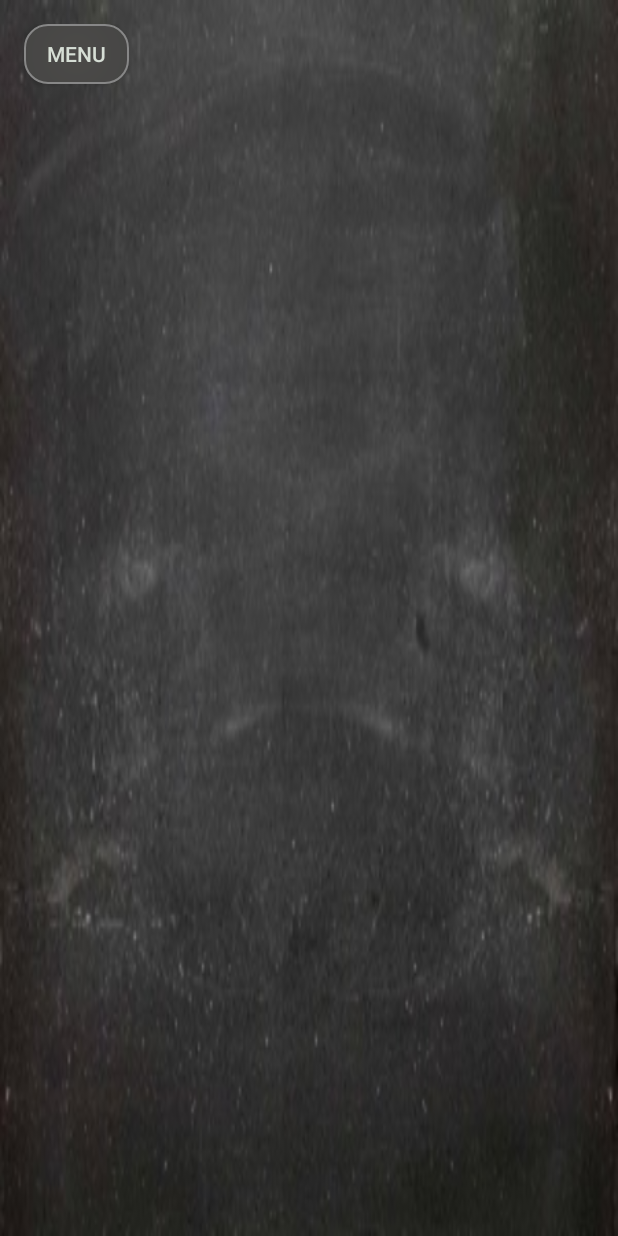
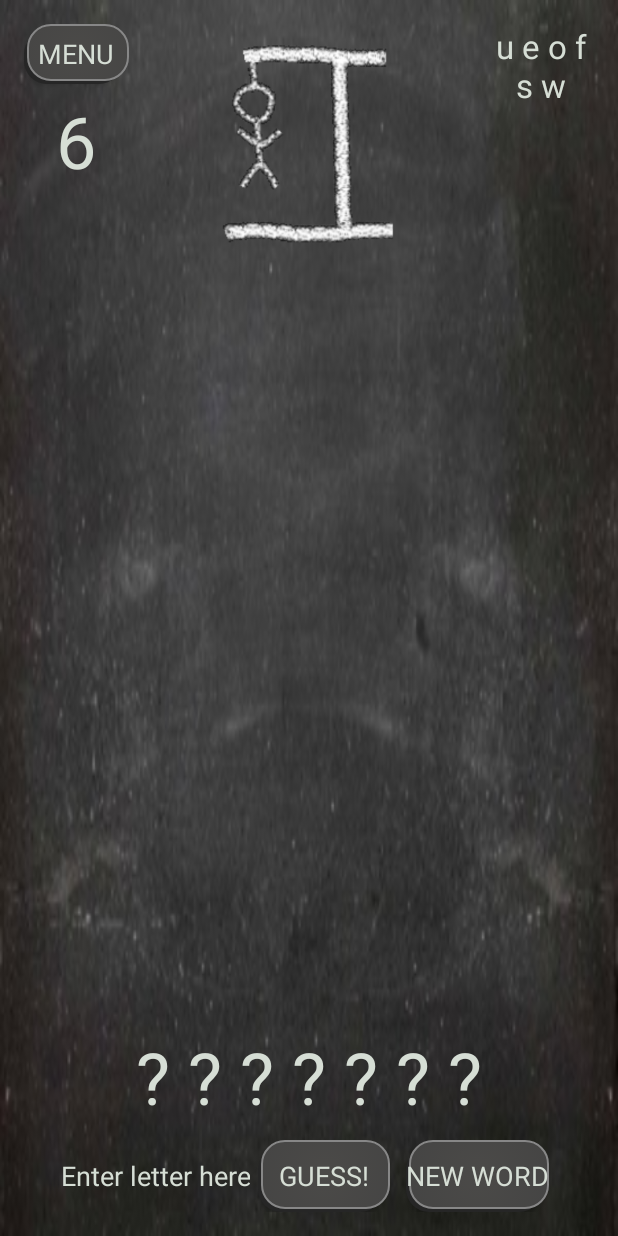
Before and after one commit to Victordh/EvilHangman, an Android app: the GameplayActivity screen opened directly, with no data from a screen before it, on a phone screen of 412 x 824 dp. Run offline under Robolectric (Android 15) with nearby library versions, the phone set to English and light mode, and no system bars; Roboto replaces fonts that are not available here; 3 statements that could not run were skipped.

Commit message:
added gameplay layout, crayon theme

```diff
--- a/app/src/main/AndroidManifest.xml
+++ b/app/src/main/AndroidManifest.xml
@@ -15,7 +15,8 @@
                 <category android:name="android.intent.category.LAUNCHER" />
             </intent-filter>
         </activity>
-        <activity android:name=".GameplayActivity" >
+        <activity android:name=".GameplayActivity"
+            android:windowSoftInputMode="stateHidden|adjustResize">
         </activity>
         <activity android:name=".InstructionsActivity" >
         </activity>
--- a/app/src/main/java/com/example/bubbles/evilhangman/MenuActivity.java
+++ b/app/src/main/java/com/example/bubbles/evilhangman/MenuActivity.java
@@ -4,16 +4,24 @@ import android.app.Activity;
 import android.content.Intent;
 import android.os.Bundle;
 import android.view.View;
+import com.example.bubbles.evilhangman.Views.*;
 
 public class MenuActivity extends Activity {
+
+    CrayonTextView menu_title;
 
     @Override
     protected void onCreate(Bundle savedInstanceState) {
         super.onCreate(savedInstanceState);
         setContentView(R.layout.activity_menu);
+        initialise_elements();
     }
 
-    public void new_game_button_click(View view) {
+    private void initialise_elements() {
+        menu_title = (CrayonTextView) findViewById(R.id.menu_title);
+    }
+
+    public void play_button_click(View view) {
         Intent intent = new Intent(MenuActivity.this, GameplayActivity.class);
         startActivity(intent);
     }
--- /dev/null
+++ b/app/src/main/java/com/example/bubbles/evilhangman/Views/CrayonButton.java
@@ -0,0 +1,33 @@
+package com.example.bubbles.evilhangman.Views;
+
+import android.content.Context;
+import android.graphics.Typeface;
+import android.util.AttributeSet;
+import android.widget.Button;
+
+public class CrayonButton extends Button {
+    private final static int ROBOTO = 0;
+    private final static int ROBOTO_CONDENSED = 1;
+
+    public CrayonButton(Context context) {
+        super(context);
+        init();
+    }
+
+    public CrayonButton(Context context, AttributeSet attrs) {
+        super(context, attrs);
+        init();
+    }
+
+    public CrayonButton(Context context, AttributeSet attrs, int defStyle) {
+        super(context, attrs, defStyle);
+        init();
+    }
+
+    private void init() {
+        if (!isInEditMode()) {
+            Typeface tf = Typeface.createFromAsset(getContext().getAssets(), "dk_crayon_crumble.ttf");
+            setTypeface(tf);
+        }
+    }
+}
--- /dev/null
+++ b/app/src/main/java/com/example/bubbles/evilhangman/Views/CrayonEditText.java
@@ -0,0 +1,33 @@
+package com.example.bubbles.evilhangman.Views;
+
+import android.content.Context;
+import android.graphics.Typeface;
+import android.util.AttributeSet;
+import android.widget.EditText;
+
+public class CrayonEditText extends EditText {
+    private final static int ROBOTO = 0;
+    private final static int ROBOTO_CONDENSED = 1;
+
+    public CrayonEditText(Context context) {
+        super(context);
+        init();
+    }
+
+    public CrayonEditText(Context context, AttributeSet attrs) {
+        super(context, attrs);
+        init();
+    }
+
+    public CrayonEditText(Context context, AttributeSet attrs, int defStyle) {
+        super(context, attrs, defStyle);
+        init();
+    }
+
+    private void init() {
+        if (!isInEditMode()) {
+            Typeface tf = Typeface.createFromAsset(getContext().getAssets(), "dk_crayon_crumble.ttf");
+            setTypeface(tf);
+        }
+    }
+}
--- /dev/null
+++ b/app/src/main/java/com/example/bubbles/evilhangman/Views/CrayonTextView.java
@@ -0,0 +1,31 @@
+package com.example.bubbles.evilhangman.Views;
+
+import android.content.Context;
+import android.graphics.Typeface;
+import android.util.AttributeSet;
+import android.widget.TextView;
+
+public class CrayonTextView extends TextView {
+
+    public CrayonTextView(Context context, AttributeSet attrs, int defStyle) {
+        super(context, attrs, defStyle);
+        init();
+    }
+
+    public CrayonTextView(Context context, AttributeSet attrs) {
+        super(context, attrs);
+        init();
+    }
+
+    public CrayonTextView(Context context) {
+        super(context);
+        init();
+    }
+
+    private void init() {
+        if (!isInEditMode()) {
+            Typeface tf = Typeface.createFromAsset(getContext().getAssets(), "dk_crayon_crumble.ttf");
+            setTypeface(tf);
+        }
+    }
+}
--- a/app/src/main/res/drawable/button_shape.xml
+++ b/app/src/main/res/drawable/button_shape.xml
@@ -1,7 +1,17 @@
 <?xml version="1.0" encoding="utf-8"?>
-<shape
-    xmlns:android="http://schemas.android.com/apk/res/android"
-    android:shape="rectangle" >
+<selector xmlns:android="http://schemas.android.com/apk/res/android">
+    <item>
+        <layer-list>
+            <item android:right="5dp" android:top="5dp">
+                <shape android:shape="rectangle" >
+                    <corners
+                        android:radius="15dp"
+                    />
+                    <solid android:color="#262626" />
+                </shape>
+            </item>
+            <item android:bottom="2dp" android:left="2dp">
+                <shape>
                     <corners
                         android:radius="15dp"
                     />
@@ -19,3 +29,7 @@
                         android:color="#878787"
                     />
                 </shape>
+            </item>
+        </layer-list>
+    </item>
+</selector>
--- a/app/src/main/res/layout-land/activity_gameplay.xml
+++ b/app/src/main/res/layout-land/activity_gameplay.xml
@@ -10,11 +10,94 @@
     android:paddingBottom="@dimen/activity_vertical_margin"
     tools:context="com.example.bubbles.evilhangman.GameplayActivity">
 
-    <Button
-        style="@style/back_button"
-        android:id="@+id/back_to_menu_button"
-        android:text="@string/back_to_menu_button"
-        android:onClick="back_to_menu_button_click"
-    />
+    <RelativeLayout
+        android:layout_width="match_parent"
+        android:layout_height="wrap_content">
 
+        <LinearLayout
+            android:layout_width="wrap_content"
+            android:layout_height="wrap_content"
+            android:orientation="vertical">
+
+            <com.example.bubbles.evilhangman.Views.CrayonButton
+                style="@style/back_button"
+                android:id="@+id/back_to_menu_button"
+                android:text="@string/back_to_menu_button"
+                android:onClick="back_to_menu_button_click"
+            />
+
+            <com.example.bubbles.evilhangman.Views.CrayonTextView
+                style="@style/standard_textview"
+                android:id="@+id/guesses_left"
+                android:textSize="48sp"
+                android:text="@string/guesses_left"
+                android:layout_below="@id/back_to_menu_button"
+                android:layout_marginTop="5dp"
+                android:layout_width="match_parent"
+                android:textAlignment="center"
+            />
+        </LinearLayout>
+        <com.example.bubbles.evilhangman.Views.CrayonTextView
+            style="@style/standard_textview"
+            android:id="@+id/letters_tried"
+            android:textSize="22sp"
+            android:text="@string/letters_tried"
+            android:textAlignment="center"
+            android:layout_width="70dp"
+            android:layout_alignParentRight="true"
+        />
+    </RelativeLayout>
+    <LinearLayout
+        android:layout_width="match_parent"
+        android:layout_height="wrap_content"
+        android:layout_alignParentBottom="true"
+        android:orientation="vertical">
+
+        <com.example.bubbles.evilhangman.Views.CrayonTextView
+            android:id="@+id/the_word"
+            android:text="@string/letter_placeholders"
+            android:textSize="40sp"
+            android:textColor="#D6DED5"
+            android:layout_width="wrap_content"
+            android:layout_height="wrap_content"
+            android:layout_gravity="center"
+            android:layout_marginBottom="2dp"
+        />
+
+        <LinearLayout
+            android:layout_width="match_parent"
+            android:layout_height="wrap_content"
+            android:gravity="center_horizontal"
+            android:orientation="horizontal">
+
+            <com.example.bubbles.evilhangman.Views.CrayonEditText
+                android:id="@+id/letter_input"
+                android:hint="@string/letter_input_hint"
+                android:textColorHint="#D6DED5"
+                android:textColor="#D6DED5"
+                android:textAlignment="center"
+                android:maxLength="1"
+                android:inputType="textNoSuggestions"
+                android:imeOptions="flagNoExtractUi"
+                android:background="@android:color/transparent"
+                android:cursorVisible="false"
+                android:layout_height="wrap_content"
+                android:layout_width="wrap_content"
+            />
+
+            <com.example.bubbles.evilhangman.Views.CrayonButton
+                style="@style/game_button"
+                android:id="@+id/guess_button"
+                android:text="@string/guess_button"
+                android:onClick="guess_button_click"
+            />
+
+            <com.example.bubbles.evilhangman.Views.CrayonButton
+                style="@style/game_button"
+                android:id="@+id/new_word_button"
+                android:text="@string/new_word_button"
+                android:onClick="new_word_button_click"
+            />
+        </LinearLayout>
+    </LinearLayout>
 </RelativeLayout>
--- a/app/src/main/res/layout-land/activity_menu.xml
+++ b/app/src/main/res/layout-land/activity_menu.xml
@@ -10,31 +10,31 @@
     android:paddingBottom="@dimen/activity_vertical_margin"
     tools:context=".MenuActivity">
 
-    <TextView
+    <com.example.bubbles.evilhangman.Views.CrayonTextView
         style="@style/title"
         android:id="@+id/menu_title"
         android:text="@string/menu_evil_title"
     />
 
-    <Button
+    <com.example.bubbles.evilhangman.Views.CrayonButton
         style="@style/menu_button"
-        android:id="@+id/new_game_button"
-        android:text="@string/new_game_button"
+        android:id="@+id/play_button"
+        android:text="@string/play_button"
         android:layout_below="@id/menu_title"
-        android:layout_marginTop="15dp"
-        android:onClick="new_game_button_click"
+        android:layout_marginTop="10dp"
+        android:onClick="play_button_click"
     />
 
-    <Button
+    <com.example.bubbles.evilhangman.Views.CrayonButton
         style="@style/menu_button"
         android:id="@+id/instructions_button"
         android:text="@string/instructions_button"
-        android:layout_below="@id/new_game_button"
+        android:layout_below="@id/play_button"
         android:layout_marginTop="5dp"
         android:onClick="instructions_button_click"
     />
 
-    <Button
+    <com.example.bubbles.evilhangman.Views.CrayonButton
         style="@style/menu_button"
         android:id="@+id/high_scores_button"
         android:text="@string/high_scores_button"
@@ -43,7 +43,7 @@
         android:onClick="high_scores_button_click"
     />
 
-    <Button
+    <com.example.bubbles.evilhangman.Views.CrayonButton
         style="@style/menu_button"
         android:id="@+id/settings_button"
         android:text="@string/settings_button"
--- a/app/src/main/res/layout/activity_gameplay.xml
+++ b/app/src/main/res/layout/activity_gameplay.xml
@@ -10,11 +10,103 @@
     android:paddingBottom="@dimen/activity_vertical_margin"
     tools:context="com.example.bubbles.evilhangman.GameplayActivity">
 
-    <Button
-        style="@style/back_button"
-        android:id="@+id/back_to_menu_button"
-        android:text="@string/back_to_menu_button"
-        android:onClick="back_to_menu_button_click"
-    />
+    <RelativeLayout
+        android:layout_width="match_parent"
+        android:layout_height="wrap_content">
 
+        <LinearLayout
+            android:layout_width="wrap_content"
+            android:layout_height="wrap_content"
+            android:orientation="vertical">
+
+            <com.example.bubbles.evilhangman.Views.CrayonButton
+                style="@style/back_button"
+                android:id="@+id/back_to_menu_button"
+                android:text="@string/back_to_menu_button"
+                android:onClick="back_to_menu_button_click"
+                />
+
+            <com.example.bubbles.evilhangman.Views.CrayonTextView
+                style="@style/standard_textview"
+                android:id="@+id/guesses_left"
+                android:textSize="48sp"
+                android:text="@string/guesses_left"
+                android:layout_below="@id/back_to_menu_button"
+                android:layout_marginTop="5dp"
+                android:layout_width="match_parent"
+                android:textAlignment="center"
+            />
+        </LinearLayout>
+        <ImageView
+            android:id="@+id/hangman"
+            android:src="@drawable/hangman2"
+            android:layout_centerHorizontal="true"
+            android:layout_width="150dp"
+            android:layout_height="150dp"
+        />
+
+        <com.example.bubbles.evilhangman.Views.CrayonTextView
+            style="@style/standard_textview"
+            android:id="@+id/letters_tried"
+            android:textSize="22sp"
+            android:text="@string/letters_tried"
+            android:textAlignment="center"
+            android:layout_width="70dp"
+            android:layout_alignParentRight="true"
+        />
+    </RelativeLayout>
+    <LinearLayout
+        android:layout_width="match_parent"
+        android:layout_height="wrap_content"
+        android:layout_alignParentBottom="true"
+        android:orientation="vertical">
+
+        <com.example.bubbles.evilhangman.Views.CrayonTextView
+            android:id="@+id/the_word"
+            android:text="@string/letter_placeholders"
+            android:textSize="48sp"
+            android:textColor="#D6DED5"
+            android:layout_width="wrap_content"
+            android:layout_height="wrap_content"
+            android:layout_gravity="center"
+            android:layout_marginBottom="10dp"
+        />
+
+        <LinearLayout
+            android:layout_width="match_parent"
+            android:layout_height="wrap_content"
+            android:gravity="center_horizontal"
+            android:orientation="horizontal">
+
+            <com.example.bubbles.evilhangman.Views.CrayonEditText
+                android:id="@+id/letter_input"
+                android:hint="@string/letter_input_hint"
+                android:textColorHint="#D6DED5"
+                android:imeOptions="flagNoExtractUi"
+                android:background="@android:color/transparent"
+                android:cursorVisible="false"
+                android:inputType="textNoSuggestions"
+                android:textSize="18sp"
+                android:textColor="#D6DED5"
+                android:textAlignment="center"
+                android:maxLength="1"
+                android:layout_height="40dp"
+                android:layout_width="wrap_content"
+            />
+
+            <com.example.bubbles.evilhangman.Views.CrayonButton
+                style="@style/game_button"
+                android:id="@+id/guess_button"
+                android:text="@string/guess_button"
+                android:onClick="guess_button_click"
+            />
+
+            <com.example.bubbles.evilhangman.Views.CrayonButton
+                style="@style/game_button"
+                android:id="@+id/new_word_button"
+                android:text="@string/new_word_button"
+                android:onClick="new_word_button_click"
+            />
+        </LinearLayout>
+    </LinearLayout>
 </RelativeLayout>
--- a/app/src/main/res/layout/activity_menu.xml
+++ b/app/src/main/res/layout/activity_menu.xml
@@ -10,32 +10,32 @@
     android:paddingBottom="@dimen/activity_vertical_margin"
     tools:context=".MenuActivity">
 
-    <TextView
+    <com.example.bubbles.evilhangman.Views.CrayonTextView
         style="@style/title"
         android:id="@+id/menu_title"
         android:text="@string/menu_evil_title"
         android:layout_marginTop="50dp"
     />
 
-    <Button
+    <com.example.bubbles.evilhangman.Views.CrayonButton
         style="@style/menu_button"
-        android:id="@+id/new_game_button"
-        android:text="@string/new_game_button"
+        android:id="@+id/play_button"
+        android:text="@string/play_button"
         android:layout_below="@id/menu_title"
         android:layout_marginTop="70dp"
-        android:onClick="new_game_button_click"
+        android:onClick="play_button_click"
     />
 
-    <Button
+    <com.example.bubbles.evilhangman.Views.CrayonButton
         style="@style/menu_button"
         android:id="@+id/instructions_button"
         android:text="@string/instructions_button"
-        android:layout_below="@id/new_game_button"
+        android:layout_below="@id/play_button"
         android:layout_marginTop="12dp"
         android:onClick="instructions_button_click"
     />
 
-    <Button
+    <com.example.bubbles.evilhangman.Views.CrayonButton
         style="@style/menu_button"
         android:id="@+id/high_scores_button"
         android:text="@string/high_scores_button"
@@ -44,7 +44,7 @@
         android:onClick="high_scores_button_click"
     />
 
-    <Button
+    <com.example.bubbles.evilhangman.Views.CrayonButton
         style="@style/menu_button"
         android:id="@+id/settings_button"
         android:text="@string/settings_button"
--- a/app/src/main/res/values/strings.xml
+++ b/app/src/main/res/values/strings.xml
@@ -2,10 +2,16 @@
     <!--MenuActivity-->
     <string name="app_name">Evil Hangman</string>
     <string name="menu_evil_title">Evil Hangman</string>
-    <string name="new_game_button">New Game</string>
+    <string name="play_button">Play</string>
     <string name="instructions_button">Instructions</string>
     <string name="high_scores_button">High scores</string>
     <string name="settings_button">Settings</string>
 
     <string name="back_to_menu_button">Menu</string>
+    <string name="letter_input_hint">Enter letter here</string>
+    <string name="guess_button">Guess!</string>
+    <string name="new_word_button">New word</string>
+    <string name="letter_placeholders">"? ? ? ? ? ? ?"</string>
+    <string name="guesses_left">6</string>
+    <string name="letters_tried">u e o f s w</string>
 </resources>
--- a/app/src/main/res/values/styles.xml
+++ b/app/src/main/res/values/styles.xml
@@ -9,30 +9,44 @@
         <item name="android:windowBackground">@drawable/chalkboard</item>
     </style>
 
-    <style name="menu_button" >
+    <style name="standard_button" >
         <item name="android:background">@drawable/button_shape</item>
-        <item name="android:layout_width">150dp</item>
-        <item name="android:layout_height">wrap_content</item>
-        <item name="android:layout_centerHorizontal">true</item>
         <item name="android:textColor">#D6DED5</item>
+        <item name="android:textSize">18sp</item>
     </style>
 
-    <style name="title" >
-        <item name="android:textSize">50sp</item>
+    <style name="standard_textview" >
         <item name="android:textColor">#D6DED5</item>
         <item name="android:layout_width">wrap_content</item>
         <item name="android:layout_height">wrap_content</item>
+    </style>
+
+    <style name="title" parent="standard_textview">
+        <item name="android:textSize">70sp</item>
         <item name="android:layout_alignParentTop">true</item>
         <item name="android:layout_centerHorizontal">true</item>
     </style>
 
-    <style name="back_button" >
-        <item name="android:background">@drawable/button_shape</item>
+    <style name="menu_button" parent="standard_button">
+        <item name="android:layout_width">150dp</item>
+        <item name="android:layout_height">wrap_content</item>
+        <item name="android:layout_centerHorizontal">true</item>
+    </style>
+
+    <style name="back_button" parent="standard_button">
         <item name="android:layout_width">70dp</item>
         <item name="android:layout_height">40dp</item>
         <item name="android:layout_alignParentLeft">true</item>
         <item name="android:layout_alignParentStart">true</item>
-        <item name="android:textColor">#D6DED5</item>
+    </style>
+
+    <style name="game_button" parent="standard_button">
+        <item name="android:layout_width">wrap_content</item>
+        <item name="android:layout_height">wrap_content</item>
+        <item name="android:layout_marginLeft">5dp</item>
+        <item name="android:layout_marginRight">5dp</item>
+        <item name="android:layout_marginEnd">5dp</item>
+        <item name="android:layout_marginStart">5dp</item>
     </style>
 
 </resources>
```
Also changed, not shown: app/src/main/java/com/example/bubbles/evilhangman/Gameplay.java (line endings or trailing spaces), app/src/main/res/drawable/hangman2.png (added), 1 other file. Lines whose indentation alone changed are shown as unchanged.
